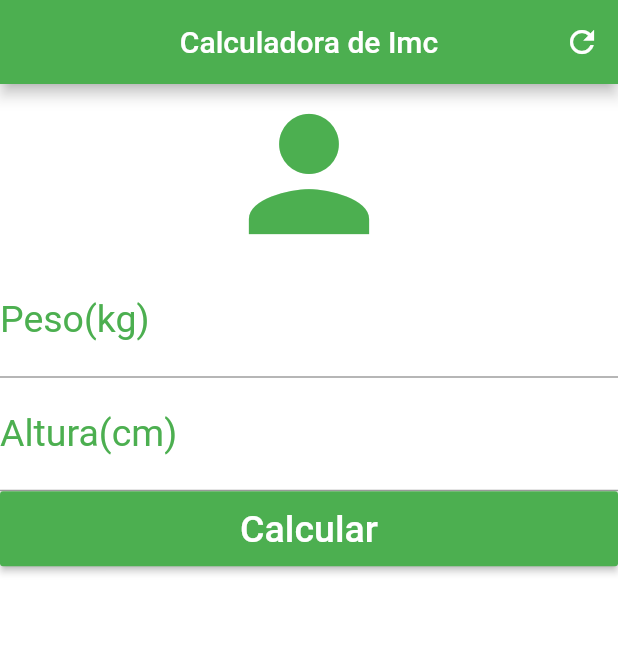
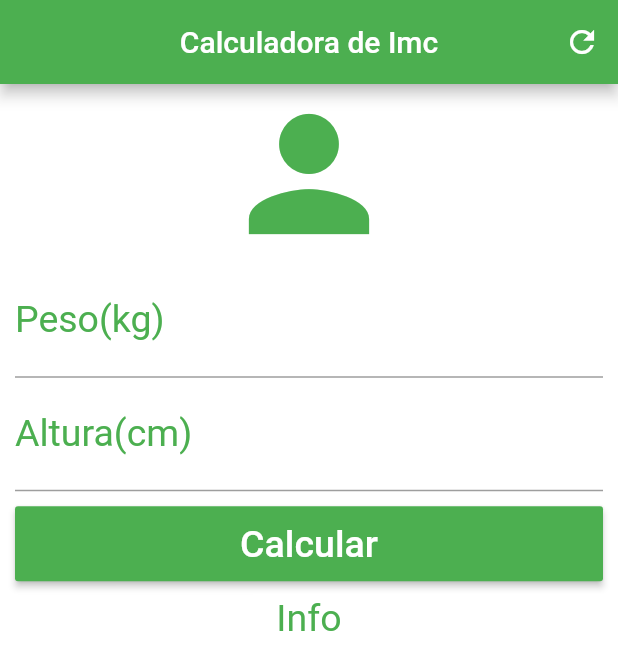
Before and after one commit to NarbalBK/flutter_calculadora_imc, a Flutter app: the screen it shows after launch, on a phone screen of 412 x 824 dp. Shown: the top 670 px of the screen. Run offline on Flutter 3.47's test engine with Material 2 defaults, Android fonts, the phone set to English and light mode, and no system bars.

Commit message:
botao info paddings scrollview

```diff
--- a/lib/main.dart
+++ b/lib/main.dart
@@ -23,7 +23,9 @@ class _HomeState extends State<Home> {
           ],
         ),
         backgroundColor: Colors.white,
-        body: Column(
+        body: SingleChildScrollView(
+          padding: EdgeInsets.fromLTRB(10.0, 0.0, 10.0, 0.0),
+          child: Column(
           crossAxisAlignment: CrossAxisAlignment.stretch,
           children: <Widget>[
             Icon(
@@ -49,7 +51,9 @@ class _HomeState extends State<Home> {
               textAlign: TextAlign.center,
               style: TextStyle(color: Colors.green, fontSize: 25.0),
             ),
-            Container(
+            Padding(
+              padding: EdgeInsets.only(top: 10.0, bottom: 10.0),
+              child: Container(
               height: 50.0,
               child: RaisedButton(
                 onPressed: () {},
@@ -57,8 +61,13 @@ class _HomeState extends State<Home> {
                     style: TextStyle(color: Colors.white, fontSize: 25.0)),
                 color: Colors.green,
               ),
-            )
+            ),
+            ),
+            Text("Info",
+              textAlign: TextAlign.center,
+              style: TextStyle(color: Colors.green, fontSize: 25.0,))
           ],
+        ),
         ));
   }
 }
```
